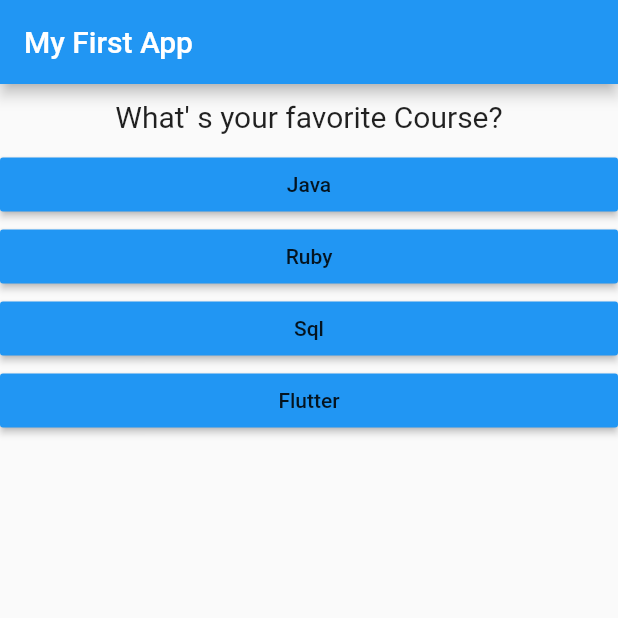
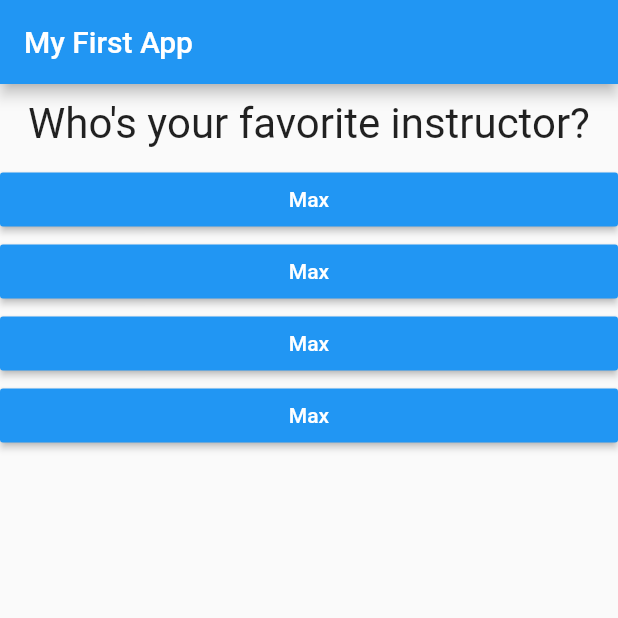
Before and after one commit to Lunkes-Apps/trainingFlutter, a Flutter app: the screen it shows after launch, after a tap on "Black", after a tap on "Snake", on a phone screen of 412 x 824 dp, the top half of it. Run offline on Flutter 3.47's test engine with Material 2 defaults, Android fonts, the phone set to English and light mode, and no system bars.

Commit message:
Saving the last version

```diff
--- a/lib/answer.dart
+++ b/lib/answer.dart
@@ -1,12 +1,10 @@
 import 'package:flutter/material.dart';
 
 class Answer extends StatelessWidget {
-
   final Function selectHandler;
   final String answerText;
 
   Answer(this.selectHandler, this.answerText);
-
 
   @override
   Widget build(BuildContext context) {
@@ -14,6 +12,7 @@ class Answer extends StatelessWidget {
       width: double.infinity,
       child: RaisedButton(
         color: Colors.blue,
+        textColor: Colors.white,
         child: Text(answerText),
         onPressed: selectHandler,
       ),
--- a/lib/main.dart
+++ b/lib/main.dart
@@ -1,67 +1,98 @@
 import 'package:flutter/material.dart';
 
-import './question.dart';
-import './answer.dart';
+import './quiz.dart';
+import './result.dart';
+// void main() {
+//   runApp(MyApp());
+// }
 
 void main() => runApp(MyApp());
 
 class MyApp extends StatefulWidget {
   @override
   State<StatefulWidget> createState() {
+    // TODO: implement createState
     return _MyAppState();
   }
 }
 
 class _MyAppState extends State<MyApp> {
-  static const questions = [
+  final _questions = const [
     {
-      'questionText': 'What\' s your favorite Color?',
-      'answers': ['Black', 'Red', 'Green', 'White'],
+      'questionText': 'What\'s your favorite color?',
+      'answers': [
+        {'text': 'Black', 'score': 10},
+        {'text': 'Red', 'score': 5},
+        {'text': 'Green', 'score': 3},
+        {'text': 'White', 'score': 1},
+      ],
     },
     {
-      'questionText': 'What\' s your favorite Animal?',
-      'answers': ['Elephant', 'Rabbit', 'Snake', 'Lion'],
+      'questionText': 'What\'s your favorite animal?',
+      'answers': [
+        {'text': 'Rabbit', 'score': 3},
+        {'text': 'Snake', 'score': 11},
+        {'text': 'Elephant', 'score': 5},
+        {'text': 'Lion', 'score': 9},
+      ],
     },
     {
-      'questionText': 'What\' s your favorite Course?',
-      'answers': ['Java', 'Ruby', 'Sql', 'Flutter'],
+      'questionText': 'Who\'s your favorite instructor?',
+      'answers': [
+        {'text': 'Max', 'score': 1},
+        {'text': 'Max', 'score': 1},
+        {'text': 'Max', 'score': 1},
+        {'text': 'Max', 'score': 1},
+      ],
+    },
+  ];
+  var _questionIndex = 0;
+  var _totalScore = 0;
+
+  void _resetQuiz() {
+    setState(() {
+      _questionIndex = 0;
+      _totalScore = 0;
+    });
+  }
+
+  void _answerQuestion(int score) {
+    // var aBool = true;
+    // aBool = false;
+
+    _totalScore += score;
+
+    setState(() {
+      _questionIndex = _questionIndex + 1;
+    });
+    print(_questionIndex);
+    if (_questionIndex < _questions.length) {
+      print('We have more questions!');
+    } else {
+      print('No more questions!');
     }
-  ];
-
-  var _questionIndex = 0;
+  }
 
   @override
   Widget build(BuildContext context) {
-    void _answerQuestion() {
-      if (_questionIndex < questions.length) {
-        setState(() {
-          _questionIndex++;
-        });
-      }
-
-      // questionIndex++;
-    }
+    // var dummy = const ['Hello'];
+    // dummy.add('Max');
+    // print(dummy);
+    // dummy = [];
+    // questions = []; // does not work if questions is a const
 
     return MaterialApp(
       home: Scaffold(
         appBar: AppBar(
           title: Text('My First App'),
         ),
-        body: _questionIndex < questions.length
-            ? Column(
-                children: [
-                  Question(
-                    questions[_questionIndex]['questionText'],
-                  ),
-                  ...(questions[_questionIndex]['answers'] as List<String>)
-                      .map((answer) {
-                    return Answer(_answerQuestion, answer);
-                  }).toList()
-                ],
+        body: _questionIndex < _questions.length
+            ? Quiz(
+                answerQuestion: _answerQuestion,
+                questionIndex: _questionIndex,
+                questions: _questions,
               )
-            : Center(
-                child: Text('You did it '),
-              ),
+            : Result(_totalScore, _resetQuiz),
       ),
     );
   }
--- a/lib/question.dart
+++ b/lib/question.dart
@@ -12,10 +12,9 @@ class Question extends StatelessWidget {
       margin: EdgeInsets.all(10),
       child: Text(
         questionText,
-        style: TextStyle(fontSize: 20),
+        style: TextStyle(fontSize: 28),
         textAlign: TextAlign.center,
       ),
     );
   }
-
 }
--- /dev/null
+++ b/lib/quiz.dart
@@ -0,0 +1,30 @@
+import 'package:flutter/material.dart';
+
+import './question.dart';
+import './answer.dart';
+
+class Quiz extends StatelessWidget {
+  final List<Map<String, Object>> questions;
+  final int questionIndex;
+  final Function answerQuestion;
+
+  Quiz({
+    @required this.questions,
+    @required this.answerQuestion,
+    @required this.questionIndex,
+  });
+
+  @override
+  Widget build(BuildContext context) {
+    return Column(
+      children: [
+        Question(
+          questions[questionIndex]['questionText'],
+        ),
+        ...(questions[questionIndex]['answers'] as List<Map<String, Object>>).map((answer) {
+          return Answer(() => answerQuestion(answer['score']), answer['text']);
+        }).toList()
+      ],
+    );
+  }
+}
```
Also changed, not shown: lib/result.dart (added, +44 -0 lines).
